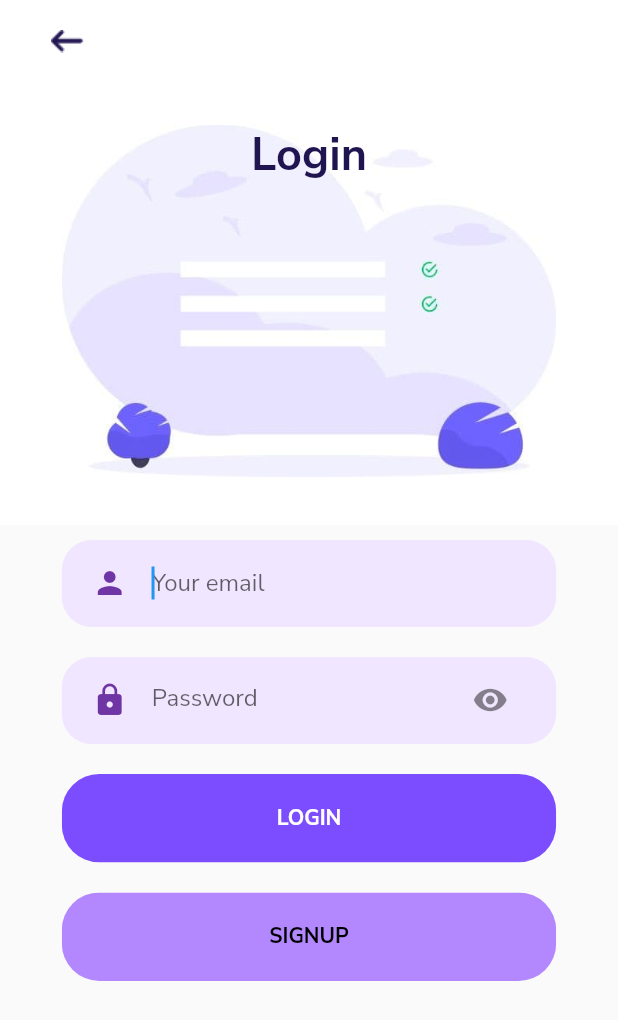
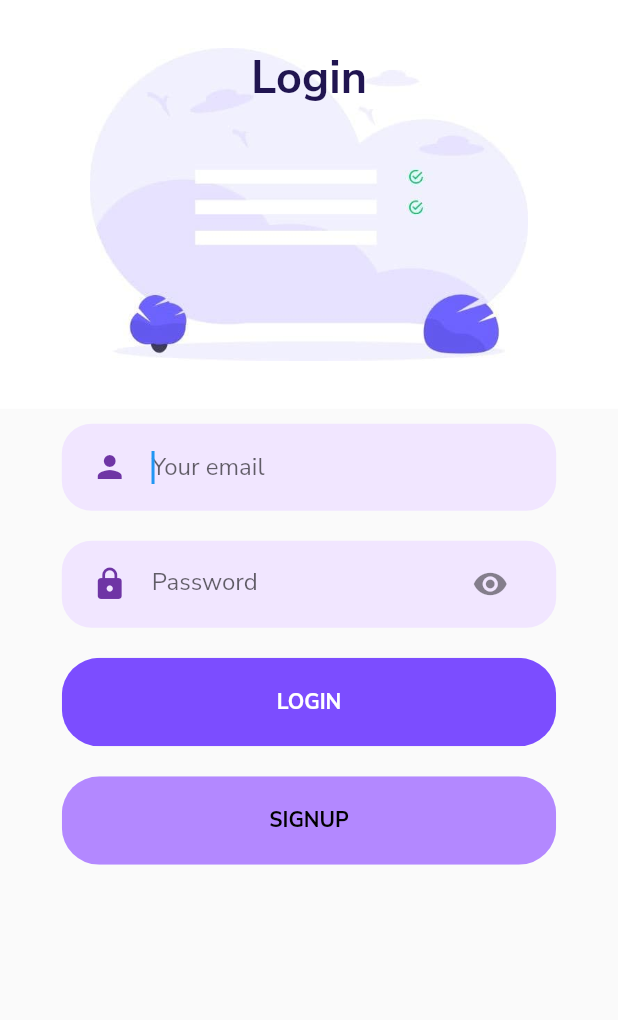
Before and after one commit to c4phesua/guideMe-portal, a Flutter app: the LoginPage screen opened directly, on a phone screen of 412 x 824 dp. Shown: the top 1020 px of the screen. Run offline on Flutter 3.47's test engine with Material 2 defaults, Android fonts, the phone set to English and light mode, and no system bars; our stand-ins replace flutter_slidable, google_fonts, shared_preferences, sqflite; missing offline and left inert: search_widget; accounts and stored records are empty.

Commit message:
logic login page

```diff
--- a/lib/screens/loginpage.dart
+++ b/lib/screens/loginpage.dart
@@ -44,6 +44,7 @@ class _LoginPageState extends State<LoginPage> {
     return Scaffold(
       resizeToAvoidBottomInset: false,
       body: SafeArea(
+        child: SingleChildScrollView(
           child: Column(
             children: [
               Container(
@@ -55,28 +56,28 @@ class _LoginPageState extends State<LoginPage> {
                       Column(
                         crossAxisAlignment: CrossAxisAlignment.start,
                         children: [
-                        Padding(
-                          padding: EdgeInsets.only(
-                            top: 10.0,
-                            bottom: 6.0,
-                          ),
-                          child: Row(
-                              children: [
-                                InkWell(
-                                  onTap: () {
-                                    Navigator.pop(context);
-                                  },
-                                  child: Padding(
-                                    padding: const EdgeInsets.all(10.0),
-                                    child: Image(
-                                      image: AssetImage(
-                                          'assets/images/back_arrow_icon.png'),
-                                    ),
-                                  ),
-                                ),
-                              ]
-                          ),
-                        ),
+                          // Padding(
+                          //   padding: EdgeInsets.only(
+                          //     top: 10.0,
+                          //     bottom: 6.0,
+                          //   ),
+                          //   child: Row(
+                          //       children: [
+                          //         InkWell(
+                          //           onTap: () {
+                          //             Navigator.pop(context);
+                          //           },
+                          //           child: Padding(
+                          //             padding: const EdgeInsets.all(10.0),
+                          //             child: Image(
+                          //               image: AssetImage(
+                          //                   'assets/images/back_arrow_icon.png'),
+                          //             ),
+                          //           ),
+                          //         ),
+                          //       ]
+                          //   ),
+                          // ),
                           Container(
                             margin: EdgeInsets.only(
                               top: 32.0,
@@ -90,7 +91,7 @@ class _LoginPageState extends State<LoginPage> {
                                   children: [
                                     Image(
                                       image: AssetImage('assets/images/icon2.png'),
-                                    width: size.width*0.8,
+                                      width: size.width*0.71,
                                     )
                                   ],
                                   mainAxisAlignment: MainAxisAlignment.center,
@@ -180,6 +181,7 @@ class _LoginPageState extends State<LoginPage> {
             ],
           ),
         ),
+      ),
     );
   }
   bool login(){
--- a/pubspec.yaml
+++ b/pubspec.yaml
@@ -35,6 +35,7 @@ dependencies:
   # format date time
   intl: ^0.16.1
   search_widget: ^1.0.2
+  shared_preferences: ^2.0.6
 
   sqflite:
   path:
```
Also changed, not shown: lib/controllers/user_preferences.dart (added, +23 -0 lines), lib/main.dart (+6 -1 lines), lib/screens/mainpage.dart (+16 -3 lines). Lines whose indentation alone changed are shown as unchanged.
